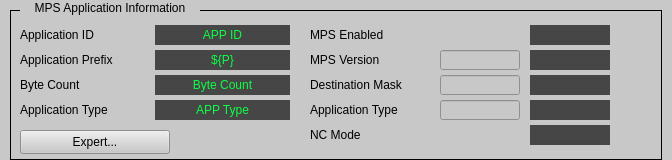
This is mps_expert_embed_application_information.ui in ad-build-test/pydm-mps as Qt 5 draws it before an edit. The edited form follows.
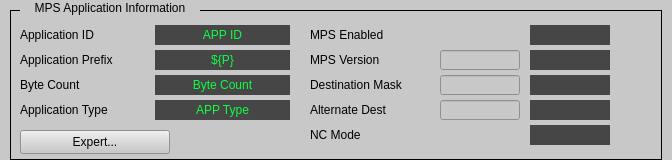
This is the edited form. Custom widgets are drawn as their Qt base class.

Diff of the .ui file:
```diff
--- a/mps_expert_embed_application_information.ui
+++ b/mps_expert_embed_application_information.ui
@@ -236,7 +236,7 @@
      </rect>
     </property>
     <property name="text">
-     <string>Application Type</string>
+     <string>Alternate Dest</string>
     </property>
    </widget>
    <widget class="QLabel" name="label_12">
```
